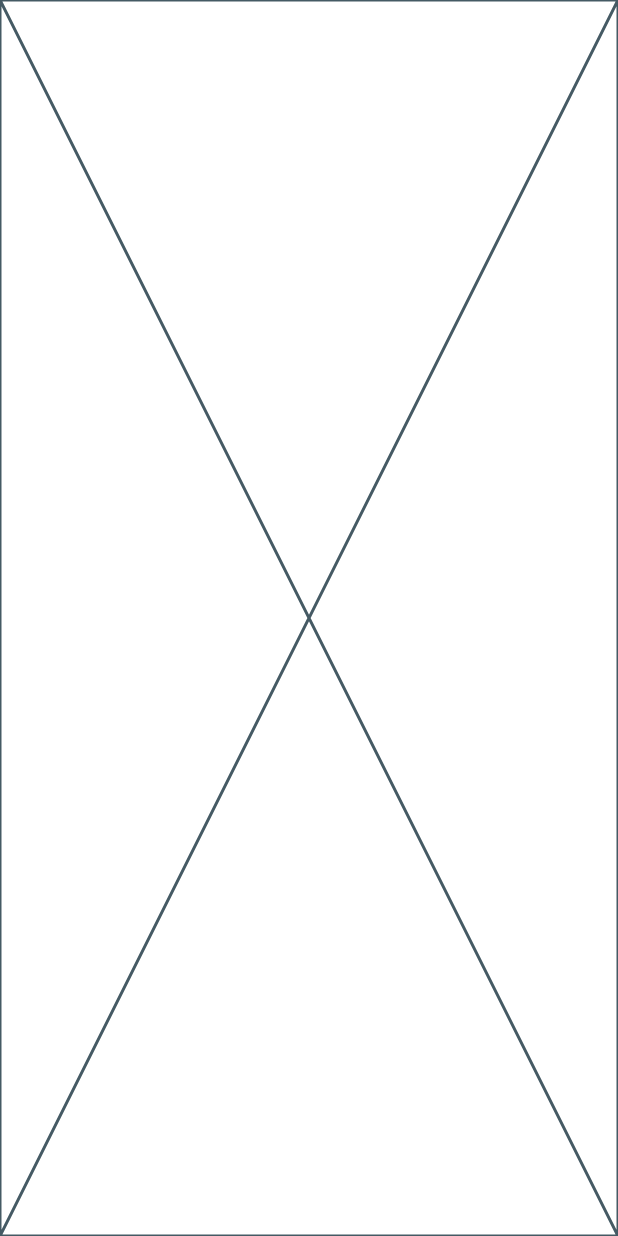
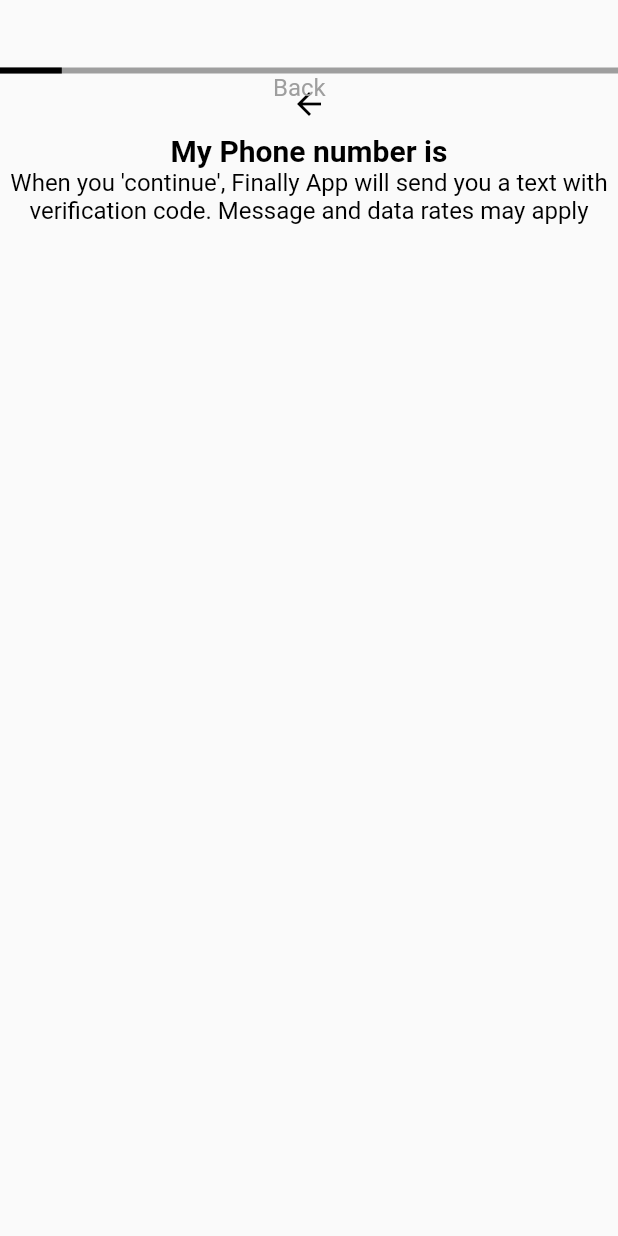
Before and after one commit to Agonizedcupid/FinallyApp, a Flutter app: the screen it shows after launch, after a tap on "Log in with phone", on a phone screen of 412 x 824 dp. Run offline on Flutter 3.47's test engine with Material 2 defaults, Android fonts, the phone set to English and light mode, and no system bars; our stand-ins replace flutter_riverpod.

Commit message:
Working on Phone screen

```diff
--- /dev/null
+++ b/lib/Activity/Common/Constant.dart
@@ -0,0 +1,2 @@
+
+const double progress = 0.1;
--- a/lib/Activity/PhoneAuthentication.dart
+++ b/lib/Activity/PhoneAuthentication.dart
@@ -1,16 +1,74 @@
+import 'package:final_design/Activity/Common/Constant.dart';
+import 'package:flutter/cupertino.dart';
+import 'package:flutter/material.dart';
+import 'package:flutter/services.dart';
+import 'package:flutter_riverpod/flutter_riverpod.dart';
 
-import 'package:flutter/cupertino.dart';
-
-class PhoneAuthentication extends StatefulWidget {
+class PhoneAuthentication extends ConsumerStatefulWidget {
   const PhoneAuthentication({Key? key}) : super(key: key);
 
   @override
-  State<PhoneAuthentication> createState() => _PhoneAuthenticationState();
+  ConsumerState<PhoneAuthentication> createState() =>
+      _PhoneAuthenticationState();
 }
 
-class _PhoneAuthenticationState extends State<PhoneAuthentication> {
+class _PhoneAuthenticationState extends ConsumerState<PhoneAuthentication> {
+  @override
+  void initState() {
+    // TODO: implement initState
+    super.initState();
+    SystemChrome.setSystemUIOverlayStyle(
+        const SystemUiOverlayStyle(statusBarColor: Colors.white));
+  }
+
   @override
   Widget build(BuildContext context) {
-    return const Placeholder();
+    return Scaffold(
+      // appBar: AppBar(
+      //   bottom: PreferredSize(
+      //     preferredSize: Size.fromHeight(-50),
+      //     child: AppBar(
+      //       title: const Text("Dummy Title"),
+      //     ),
+      //   ),
+      // ),
+      body: Container(
+        margin: const EdgeInsets.only(top: 45),
+        child: Column(
+          children: <Widget>[
+            const LinearProgressIndicator(
+              backgroundColor: Colors.grey,
+              valueColor: AlwaysStoppedAnimation<Color>(Colors.black),
+              value: progress,
+            ),
+
+            Container(
+              height: 40,
+              alignment: Alignment.center,
+              child:Stack(
+                children: [
+                  IconButton(
+                    icon: const Icon(Icons.arrow_back, color: Colors.black),
+                    onPressed: () => Navigator.of(context).pop(),
+                  ),
+                  const Text("Back",
+                      style: TextStyle(color: Colors.grey, fontSize: 16))
+                ],
+              )
+            ),
+
+            const Text("My Phone number is",
+                style: TextStyle(
+                    fontSize: 20,
+                    fontWeight: FontWeight.bold,
+                    color: Colors.black)),
+            const Text(
+                "When you 'continue', Finally App will send you a text with verification code. Message and data rates may apply",
+                textAlign: TextAlign.center,
+                style: TextStyle(fontSize: 16, color: Colors.black)),
+          ],
+        ),
+      ),
+    );
   }
 }
```
